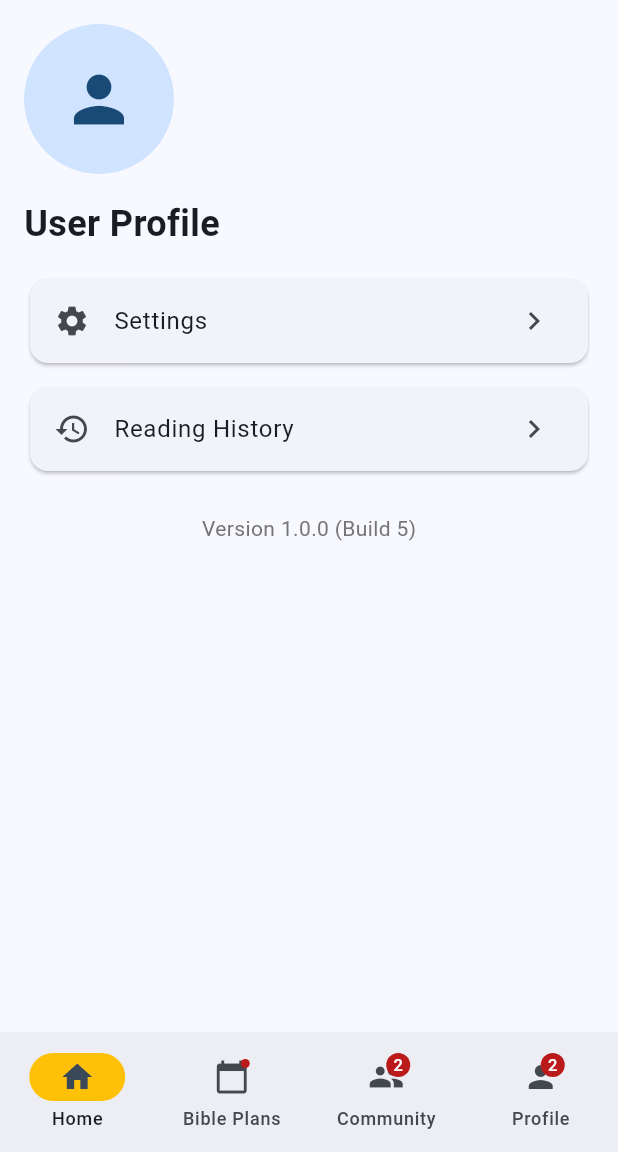
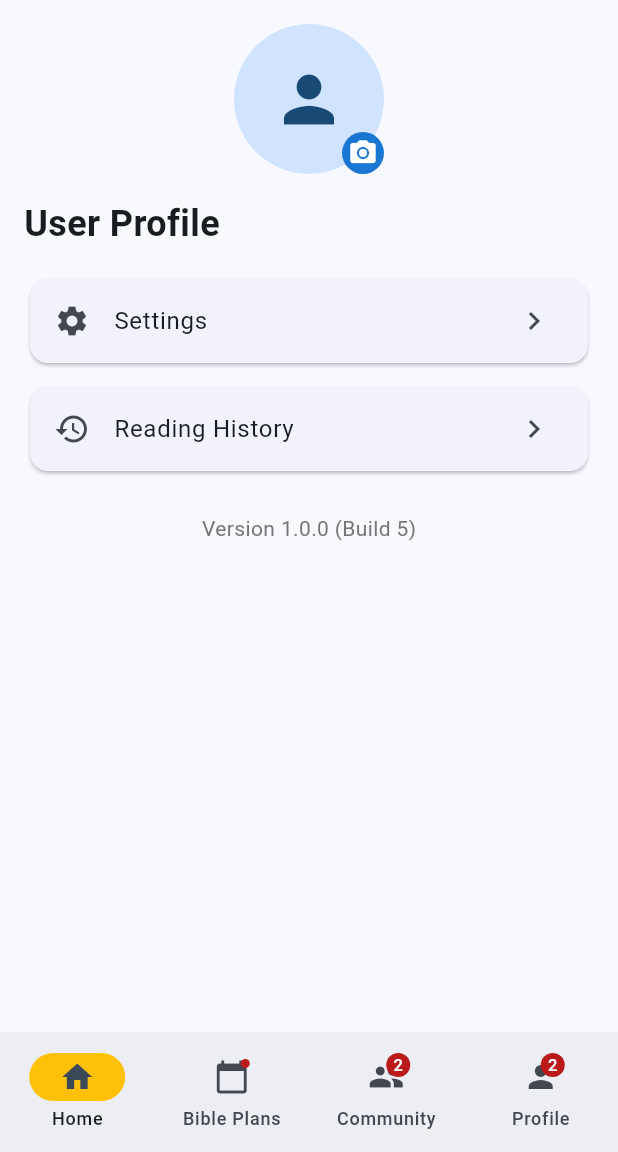
Before and after one commit to sk92129/biblemapper, a Flutter app: the ProfileScreen screen opened by its route, on a phone screen of 412 x 824 dp, the part 84-1236 px from its top. Run offline on Flutter 3.47's test engine with Material 3 defaults, Android fonts, the phone set to English and light mode, and no system bars; our stand-ins replace flutter_bloc, go_router, image_picker, package_info_plus; generated files the repository leaves out were written again; network calls fail.

Commit message:
keyboard navigation and focus in the profile

```diff
--- a/lib/modules/profile/ui/profile_screen.dart
+++ b/lib/modules/profile/ui/profile_screen.dart
@@ -1,7 +1,10 @@
 import 'package:flutter/material.dart';
+import 'package:flutter/services.dart';
 import 'package:universalapp/screens/widgets/appframe_custom.dart';
 import 'package:flutter_gen/gen_l10n/app_localizations.dart';
 import 'package:package_info_plus/package_info_plus.dart';
+import 'package:image_picker/image_picker.dart';
+import 'dart:io';
 
 class ProfileScreen extends StatefulWidget {
   const ProfileScreen({super.key});
@@ -13,20 +16,80 @@ class ProfileScreen extends StatefulWidget {
 class _ProfileScreenState extends State<ProfileScreen> {
   String version = '';
   String buildNumber = '';
+  File? _image;
+  final ImagePicker _picker = ImagePicker();
+  final FocusNode _avatarFocusNode = FocusNode();
+  bool _isFocused = false;
 
   @override
   void initState() {
     super.initState();
     _loadVersionInfo();
+    _avatarFocusNode.addListener(_onFocusChange);
+  }
+
+  @override
+  void dispose() {
+    _avatarFocusNode.removeListener(_onFocusChange);
+    _avatarFocusNode.dispose();
+    super.dispose();
+  }
+
+  void _onFocusChange() {
+    setState(() {
+      _isFocused = _avatarFocusNode.hasFocus;
+    });
   }
 
   Future<void> _loadVersionInfo() async {
-
     final packageInfo = await PackageInfo.fromPlatform();
     setState(() {
       version = packageInfo.version;
       buildNumber = packageInfo.buildNumber;
     });
+  }
+
+  Future<void> _showImageSourceActionSheet() async {
+    final action = await showModalBottomSheet(
+      context: context,
+      builder: (BuildContext context) {
+        return SafeArea(
+          child: Column(
+            mainAxisSize: MainAxisSize.min,
+            children: [
+              ListTile(
+                leading: const Icon(Icons.photo_library),
+                title: const Text('Choose from Gallery'),
+                onTap: () {
+                  Navigator.pop(context, 'gallery');
+                },
+              ),
+              ListTile(
+                leading: const Icon(Icons.camera_alt),
+                title: const Text('Take a Picture'),
+                onTap: () {
+                  Navigator.pop(context, 'camera');
+                },
+              ),
+            ],
+          ),
+        );
+      },
+    );
+
+    if (action == null) return;
+
+    final XFile? pickedFile = await _picker.pickImage(
+      source: action == 'camera' ? ImageSource.camera : ImageSource.gallery,
+      maxWidth: 1800,
+      maxHeight: 1800,
+    );
+
+    if (pickedFile != null) {
+      setState(() {
+        _image = File(pickedFile.path);
+      });
+    }
   }
 
   @override
@@ -39,9 +102,63 @@ class _ProfileScreenState extends State<ProfileScreen> {
             child: Column(
               crossAxisAlignment: CrossAxisAlignment.start,
               children: [
-                const CircleAvatar(
-                  radius: 50,
-                  child: Icon(Icons.person, size: 50),
+                Center(
+                  child: Focus(
+                    focusNode: _avatarFocusNode,
+                    onKeyEvent: (FocusNode node, KeyEvent event) {
+                      if (event is KeyDownEvent) {
+                        if (event.logicalKey == LogicalKeyboardKey.enter ||
+                            event.logicalKey == LogicalKeyboardKey.space) {
+                          _showImageSourceActionSheet();
+                          return KeyEventResult.handled;
+                        }
+                        if (event.logicalKey == LogicalKeyboardKey.tab) {
+                          node.nextFocus();
+                          return KeyEventResult.handled;
+                        }
+                      }
+                      return KeyEventResult.ignored;
+                    },
+                    child: GestureDetector(
+                      onTap: _showImageSourceActionSheet,
+                      child: MouseRegion(
+                        cursor: SystemMouseCursors.click,
+                        child: Stack(
+                          children: [
+                            CircleAvatar(
+                              radius: 50,
+                              backgroundImage: _image != null
+                                  ? FileImage(_image!) as ImageProvider
+                                  : null,
+                              child: _image == null
+                                  ? Icon(
+                                      Icons.person,
+                                      size: 50,
+                                      color: _isFocused ? Colors.red : null,
+                                    )
+                                  : null,
+                            ),
+                            Positioned(
+                              bottom: 0,
+                              right: 0,
+                              child: Container(
+                                padding: const EdgeInsets.all(4),
+                                decoration: BoxDecoration(
+                                  color: Theme.of(context).primaryColor,
+                                  shape: BoxShape.circle,
+                                ),
+                                child: const Icon(
+                                  Icons.camera_alt,
+                                  color: Colors.white,
+                                  size: 20,
+                                ),
+                              ),
+                            ),
+                          ],
+                        ),
+                      ),
+                    ),
+                  ),
                 ),
                 const SizedBox(height: 16),
                 Text(
--- a/pubspec.yaml
+++ b/pubspec.yaml
@@ -40,6 +40,7 @@ dependencies:
   firebase_core: ^3.11.0
   package_info_plus: ^8.0.1
   path_provider: ^2.1.1
+  image_picker: ^1.0.7
 
 dev_dependencies:
   flutter_test:
```
Also changed, not shown: pubspec.lock, 5 other files.
